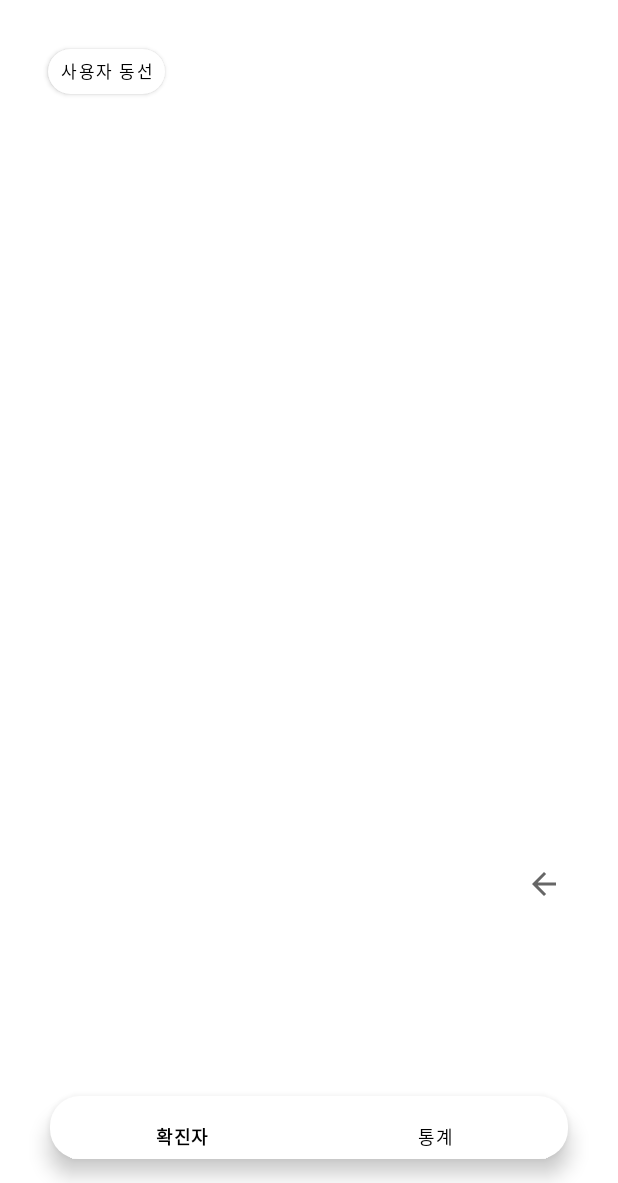
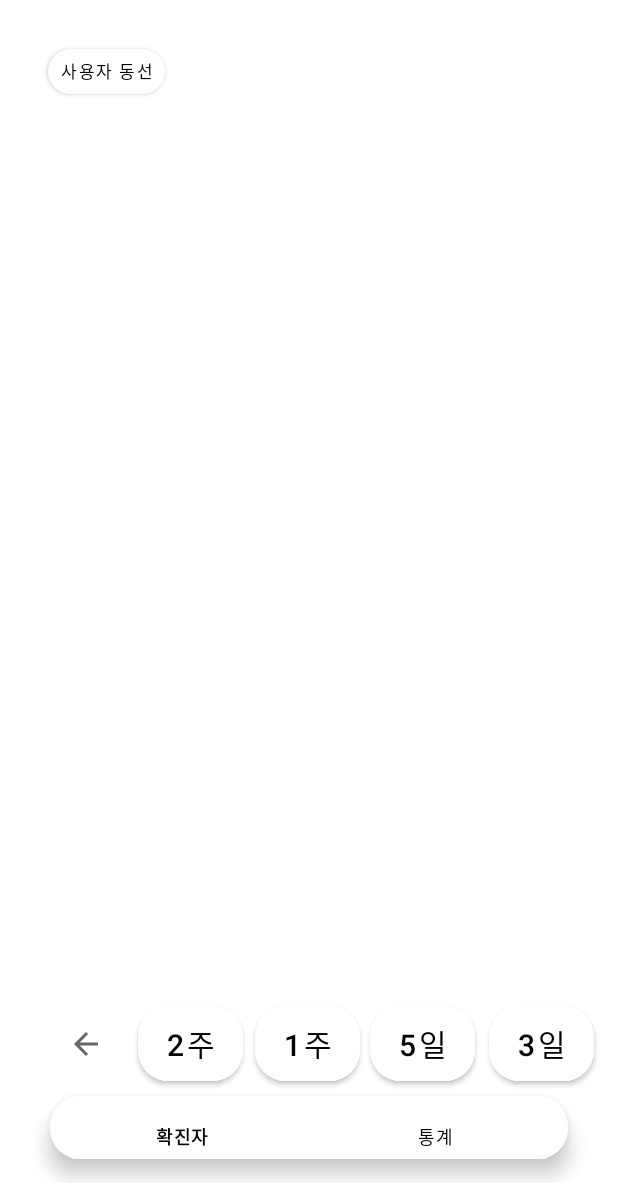
Before and after one commit to Yeonji-Lim/GSG_COVID-19infoApp, an Android app: the MapsActivityCurrentPlace screen opened directly, with no data from a screen before it, on a phone screen of 412 x 824 dp, the part 53-1236 px from its top. Run offline under Robolectric (Android 15) with nearby library versions, the light colour scheme and no system bars; 2 statements that could not run were skipped.

Commit message:
term buttons

```diff
--- /dev/null
+++ b/COVID_19info/app/src/main/res/anim/term_button_move_left.xml
@@ -0,0 +1,7 @@
+<?xml version="1.0" encoding="utf-8"?>
+<set xmlns:android="http://schemas.android.com/apk/res/android">
+    <translate
+        android:fromXDelta="100%p"
+        android:toXDelta="0%p"
+        android:duration="1500"/>
+</set>
--- /dev/null
+++ b/COVID_19info/app/src/main/res/anim/term_button_move_right.xml
@@ -0,0 +1,7 @@
+<?xml version="1.0" encoding="utf-8"?>
+<set xmlns:android="http://schemas.android.com/apk/res/android">
+    <translate
+        android:fromXDelta="0%p"
+        android:toXDelta="100%p"
+        android:duration="1500"/>
+</set>
--- a/COVID_19info/app/src/main/res/layout/activity_maps.xml
+++ b/COVID_19info/app/src/main/res/layout/activity_maps.xml
@@ -7,7 +7,7 @@
     android:layout_height="match_parent"
 >
 
-<fragment xmlns:android="http://schemas.android.com/apk/res/android"
+    <fragment xmlns:android="http://schemas.android.com/apk/res/android"
     xmlns:tools="http://schemas.android.com/tools"
     android:id="@+id/map"
     android:name="com.google.android.gms.maps.SupportMapFragment"
@@ -41,18 +41,90 @@
         app:layout_constraintVertical_bias="1.0"
         app:menu="@menu/bottom_navigation_menu" />
 
+
     <ImageButton
         android:id="@+id/imageButton"
         android:layout_width="50dp"
         android:layout_height="50dp"
-        android:layout_marginEnd="100dp"
-        android:layout_marginBottom="400dp"
+        android:layout_marginEnd="330dp"
+        android:layout_marginBottom="68dp"
         android:background="@drawable/circle"
-        app:layout_constraintBottom_toBottomOf="parent"
+        app:layout_constraintBottom_toBottomOf="@+id/map"
         app:layout_constraintEnd_toEndOf="parent"
-        app:layout_constraintStart_toEndOf="@+id/map"
-        app:layout_constraintTop_toBottomOf="@+id/map"
         app:srcCompat="?attr/homeAsUpIndicator" />
+
+    <Button
+        android:id="@+id/cons_term3"
+        android:layout_width="@dimen/term_button_width"
+        android:layout_height="@dimen/term_button_height"
+        android:layout_marginEnd="250dp"
+        android:layout_marginBottom="68dp"
+        android:background="@drawable/user_route_button"
+        android:minWidth="0dp"
+        android:minHeight="0dp"
+        android:padding="0dp"
+        android:text="2주"
+        android:textColor="@drawable/user_route_button_text_color"
+        android:textSize="20sp"
+        app:backgroundTint="@null"
+        app:layout_constraintBottom_toBottomOf="@+id/map"
+        app:layout_constraintEnd_toEndOf="parent"
+        app:srcCompat="?attr/homeAsUpIndicator" />
+
+    <Button
+        android:id="@+id/cons_term2"
+        android:layout_width="@dimen/term_button_width"
+        android:layout_height="@dimen/term_button_height"
+        android:layout_marginEnd="172dp"
+        android:layout_marginBottom="68dp"
+        android:background="@drawable/user_route_button"
+        android:minWidth="0dp"
+        android:minHeight="0dp"
+        android:padding="0dp"
+        android:text="1주"
+        android:textColor="@drawable/user_route_button_text_color"
+        android:textSize="20sp"
+        app:backgroundTint="@null"
+        app:layout_constraintBottom_toBottomOf="@+id/map"
+        app:layout_constraintEnd_toEndOf="parent"
+        app:srcCompat="?attr/homeAsUpIndicator" />
+
+    <Button
+        android:id="@+id/cons_term1"
+        android:layout_width="@dimen/term_button_width"
+        android:layout_height="@dimen/term_button_height"
+        android:layout_marginEnd="95dp"
+        android:layout_marginBottom="68dp"
+        android:background="@drawable/user_route_button"
+        android:minWidth="0dp"
+        android:minHeight="0dp"
+        android:padding="0dp"
+        android:text="5일"
+        android:textColor="@drawable/user_route_button_text_color"
+        android:textSize="20sp"
+        app:backgroundTint="@null"
+        app:layout_constraintBottom_toBottomOf="@+id/map"
+        app:layout_constraintEnd_toEndOf="parent"
+        app:srcCompat="?attr/homeAsUpIndicator" />
+
+    <Button
+        android:id="@+id/cons_term0"
+        android:layout_width="@dimen/term_button_width"
+        android:layout_height="@dimen/term_button_height"
+        android:layout_marginEnd="16dp"
+        android:layout_marginBottom="68dp"
+        android:background="@drawable/user_route_button"
+        android:minWidth="0dp"
+        android:minHeight="0dp"
+        android:padding="0dp"
+        android:text="3일"
+        android:textColor="@drawable/user_route_button_text_color"
+        android:textSize="20sp"
+        app:backgroundTint="@null"
+        app:layout_constraintBottom_toBottomOf="@+id/map"
+        app:layout_constraintEnd_toEndOf="parent"
+        app:srcCompat="?attr/homeAsUpIndicator" />
+
     <Button
         android:id="@+id/changeView"
         android:layout_width="78dp"
@@ -70,4 +142,16 @@
         app:layout_constraintStart_toStartOf="parent"
         app:layout_constraintTop_toTopOf="parent" />
 
+    <LinearLayout
+        android:layout_width="376dp"
+        android:layout_height="8dp"
+        android:layout_marginEnd="32dp"
+        android:layout_marginBottom="228dp"
+        android:orientation="horizontal"
+        app:layout_constraintBottom_toBottomOf="parent"
+        app:layout_constraintEnd_toEndOf="parent">
+
+
+    </LinearLayout>
+
 </androidx.constraintlayout.widget.ConstraintLayout>
--- a/COVID_19info/app/src/main/res/values/dimens.xml
+++ b/COVID_19info/app/src/main/res/values/dimens.xml
@@ -6,4 +6,6 @@
     <dimen name="nav_header_height">176dp</dimen>
     <dimen name="fab_margin">16dp</dimen>
     <dimen name="spacing_40">16dp</dimen>
+    <dimen name="term_button_width">70dp</dimen>
+    <dimen name="term_button_height">50dp</dimen>
 </resources>
```
